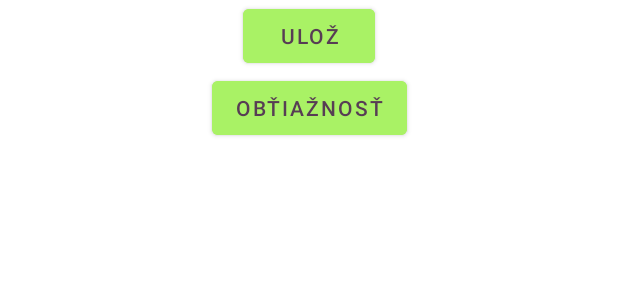
After one commit to barb-b/Dobyvatel, an Android app: the layout fragment_settings.xml on its own in the app's theme, with its tools: preview values and no code run, on a phone screen of 412 x 824 dp. The commit adds this screen. Shown: the top 300 px of the screen. Run offline under Robolectric (Android 15) with nearby library versions, the phone set to English and light mode, and no system bars.

Commit message:
Vymazanie nepotrebnych suborov a nastavenie obtiaznosti a setting menu

```diff
--- a/app/src/main/java/com/example/dobyvatel/DecisionPage.kt
+++ b/app/src/main/java/com/example/dobyvatel/DecisionPage.kt
@@ -530,8 +530,8 @@ class DecisionPage : AppCompatActivity() {
     private operator fun next(): Int {
 
         val random = Random
-
-        return 0
+        return 1
+//        return 0
 //        return if (random.nextBoolean()) {
 //            0
 //        } else {
--- a/app/src/main/java/com/example/dobyvatel/ImageGame.kt
+++ b/app/src/main/java/com/example/dobyvatel/ImageGame.kt
@@ -15,6 +15,7 @@ import android.widget.ImageView
 import android.widget.TextView
 import androidx.appcompat.app.AppCompatActivity
 import com.example.dobyvatel.databinding.ActivityImageGameBinding
+import com.example.dobyvatel.objects.Constants
 import com.example.dobyvatel.objects.MilkyWayPlanets
 import kotlin.random.Random
 
@@ -79,6 +80,10 @@ class ImageGame : AppCompatActivity() {
             override fun onFinish() {
 
                 timer.cancel()
+
+                for (image in listOfImageAlien) {
+                    image.visibility = View.INVISIBLE
+                }
 
                 if (score >= 20) {
                     //HAPPY PATH -> hrac vyhral
@@ -422,7 +427,7 @@ class ImageGame : AppCompatActivity() {
     // casomiera na prepinanie obrazkov
     fun endImage(bomb: Int = 0) {
 
-        timer = object : CountDownTimer(700, 500) {
+        timer = object : CountDownTimer(Constants.milisinFuture.toLong(), Constants.countDownInterval.toLong()) {
 
             // Callback function, fired on regular interval
             override fun onTick(millisUntilFinished: Long) {
--- a/app/src/main/java/com/example/dobyvatel/objects/Constants.kt
+++ b/app/src/main/java/com/example/dobyvatel/objects/Constants.kt
@@ -4,4 +4,16 @@ object Constants {
 
     var isSaved = false
     var isTrue = false
+
+    var easymilisinFuture = 1000
+    var easycountDownInterval = 800
+
+    var mediummilisinFuture = 700
+    var mediumcountDownInterval = 500
+
+    var hardmilisinFuture = 500
+    var hardcountDownInterval = 250
+
+    var milisinFuture = 700
+    var countDownInterval = 500
 }
--- /dev/null
+++ b/app/src/main/res/layout/fragment_settings.xml
@@ -0,0 +1,52 @@
+<?xml version="1.0" encoding="utf-8"?>
+<FrameLayout xmlns:android="http://schemas.android.com/apk/res/android"
+    xmlns:app="http://schemas.android.com/apk/res-auto"
+    xmlns:tools="http://schemas.android.com/tools"
+    android:layout_width="match_parent"
+    android:layout_height="match_parent"
+    android:background="#00000000"
+    tools:context=".Settings">
+
+    <androidx.constraintlayout.widget.ConstraintLayout
+        android:layout_width="match_parent"
+        android:layout_height="match_parent">
+
+        <Button
+            android:id="@+id/saveThis"
+            android:layout_width="wrap_content"
+            android:layout_height="wrap_content"
+            android:backgroundTint="@color/neon_green"
+            android:text="Ulož"
+            android:textColor="@color/button_colortext"
+            app:layout_constraintEnd_toEndOf="parent"
+            app:layout_constraintStart_toStartOf="parent"
+            app:layout_constraintTop_toTopOf="parent" />
+
+        <Button
+            android:id="@+id/difficultyButton"
+            android:layout_width="wrap_content"
+            android:layout_height="wrap_content"
+            android:backgroundTint="@color/neon_green"
+            android:text="Obťiažnosť"
+            android:textColor="@color/button_colortext"
+            app:layout_constraintEnd_toEndOf="parent"
+            app:layout_constraintStart_toStartOf="parent"
+            app:layout_constraintTop_toBottomOf="@+id/saveThis" />
+
+        <Spinner
+            android:id="@+id/spinner"
+            android:layout_width="wrap_content"
+            android:layout_height="wrap_content"
+            android:background="@color/neon_green"
+            android:entries="@array/difficulty"
+            android:paddingHorizontal="10dp"
+            android:spinnerMode="dialog"
+            android:visibility="invisible"
+            app:layout_constraintEnd_toEndOf="parent"
+            app:layout_constraintStart_toStartOf="parent"
+            app:layout_constraintTop_toBottomOf="@+id/difficultyButton" />
+
+
+    </androidx.constraintlayout.widget.ConstraintLayout>
+
+</FrameLayout>
--- a/app/src/main/res/values/strings.xml
+++ b/app/src/main/res/values/strings.xml
@@ -25,4 +25,10 @@
     to skúsiť mierovou dohodou alebo sa o objekt pobiť. ALE POZOR! Objekt ti môže vzdorovať alebo sa nakoniec vzdať.
     Takže sa priprav na dobrodužnú jazdu a začnime spoločne dobývať!</string>
 
+    <string-array name="difficulty">
+        <item>Obťiažnosť</item>
+        <item>Ľahká</item>
+        <item>Stredná</item>
+        <item>Ťažká</item>
+    </string-array>
 </resources>
```
Also changed, not shown: app/src/main/AndroidManifest.xml (+1 -16 lines), app/src/main/java/com/example/dobyvatel/CardCollection.kt (deleted, +0 -11 lines), app/src/main/java/com/example/dobyvatel/MilkyWay.kt (+21 -6 lines), app/src/main/java/com/example/dobyvatel/Settings.kt (added, +105 -0 lines), app/src/main/java/com/example/dobyvatel/Testadebug.kt (deleted, +0 -38 lines), app/src/main/res/layout/activity_card_collection.xml (deleted, +0 -27 lines), app/src/main/res/layout/activity_milkyway_map.xml (+32 -20 lines), app/src/main/res/layout/activity_testadebug.xml (deleted, +0 -18 lines), app/src/main/res/drawable/settings.png (added), app/src/main/res/font/pacificoregular.ttf (deleted), app/src/main/res/font/padyakke.ttf (deleted).
